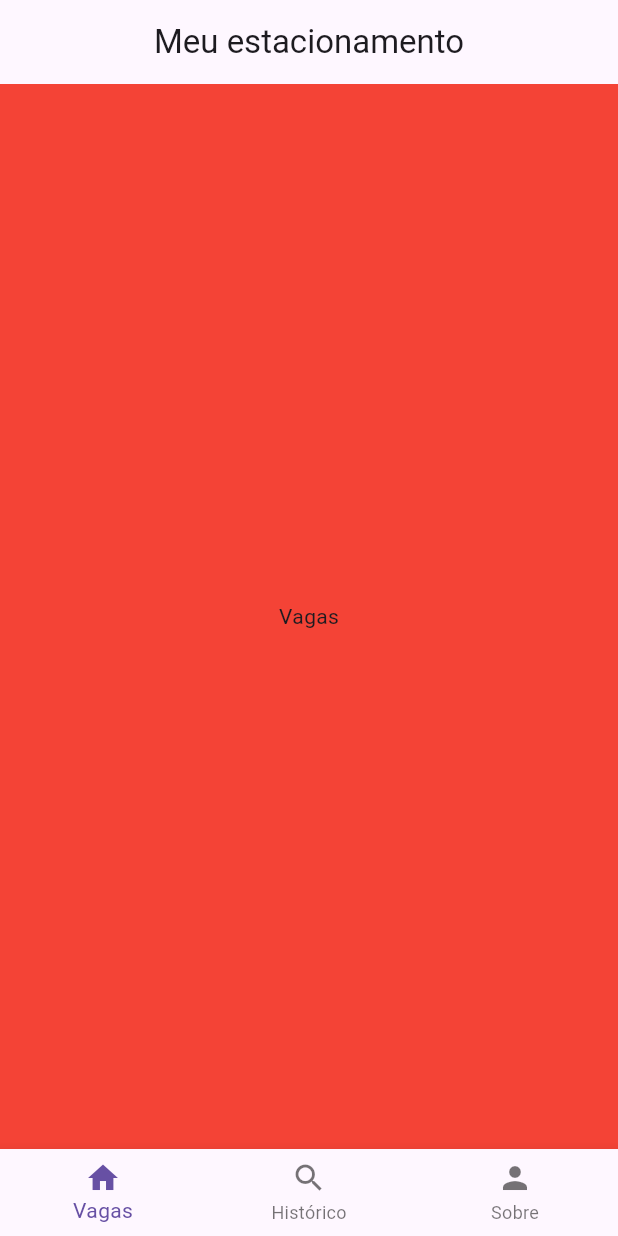
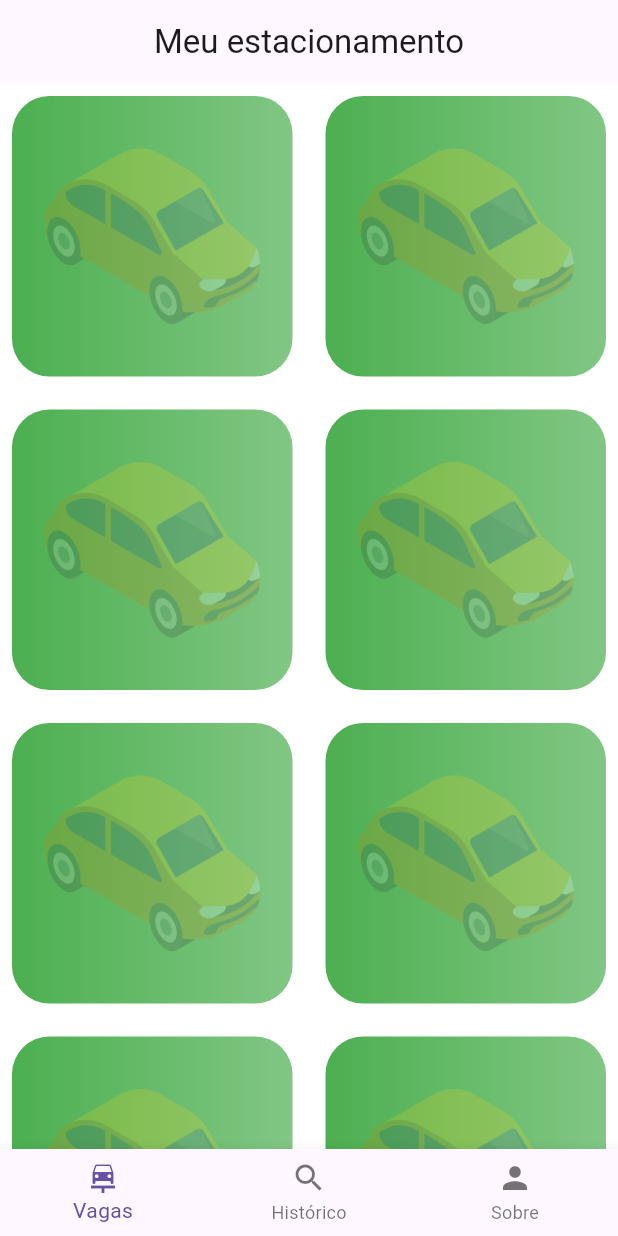
Before and after one commit to DenersonHenrique/parking_check, a Flutter app: the screen it shows after launch, on a phone screen of 412 x 824 dp. Run offline on Flutter 3.47's test engine with Material 3 defaults, Android fonts, the phone set to English and light mode, and no system bars; our stand-ins replace flutter_modular.

Commit message:
[development] Created GridView and CarSpaceWidget.

```diff
--- a/lib/modules/home/presentation/home_page.dart
+++ b/lib/modules/home/presentation/home_page.dart
@@ -1,6 +1,9 @@
 import 'package:flutter/material.dart';
 
 import '../../../shared/widgets/bottom_navibar_widget.dart';
+import 'views/about/about_view.dart';
+import 'views/car_spaces/car_spaces_view.dart';
+import 'views/historic/historic_view.dart';
 
 class HomePage extends StatefulWidget {
   const HomePage({super.key});
@@ -14,30 +17,15 @@ class HomePageState extends State<HomePage> {
   final PageController _pageController = PageController(initialPage: 0);
 
   final _buildView = <Widget>[
-    Container(
-      color: Colors.red,
-      child: const Center(
-        child: Text('Vagas'),
-      ),
-    ),
-    Container(
-      color: Colors.green,
-      child: const Center(
-        child: Text('Histórico'),
-      ),
-    ),
-    Container(
-      color: Colors.blue,
-      child: const Center(
-        child: Text('Sobre'),
-      ),
-    ),
+    const CarSpacesView(),
+    const HistoricView(),
+    const AboutView(),
   ];
 
   int _currentView(int index) {
     setState(() => _currentIndex = index);
     _pageController.animateToPage(
-      index,
+      _currentIndex,
       duration: const Duration(milliseconds: 300),
       curve: Curves.ease,
     );
--- /dev/null
+++ b/lib/modules/home/presentation/views/about/about_view.dart
@@ -0,0 +1,15 @@
+import 'package:flutter/material.dart';
+
+class AboutView extends StatelessWidget {
+  const AboutView({super.key});
+
+  @override
+  Widget build(BuildContext context) {
+    return Container(
+      color: Colors.blue,
+      child: const Center(
+        child: Text('Sobre'),
+      ),
+    );
+  }
+}
--- /dev/null
+++ b/lib/modules/home/presentation/views/car_spaces/car_spaces_view.dart
@@ -0,0 +1,33 @@
+import 'package:flutter/material.dart';
+
+import '../../widgets/car_spaces_grid_view_dart.dart';
+
+class CarSpacesView extends StatelessWidget {
+  const CarSpacesView({super.key});
+
+  @override
+  Widget build(BuildContext context) {
+    return Container(
+      color: Colors.white,
+      child: const CarSpacesGridWidget(
+        spacesList: [
+          'Vaga1',
+          'Vaga2',
+          'Vaga3',
+          'Vaga4',
+          'Vaga4',
+          'Vaga4',
+          'Vaga4',
+          'Vaga4',
+          'Vaga4',
+          'Vaga4',
+          'Vaga4',
+          'Vaga4',
+          'Vaga4',
+          'Vaga4',
+          'Vaga4',
+        ],
+      ),
+    );
+  }
+}
--- /dev/null
+++ b/lib/modules/home/presentation/views/historic/historic_view.dart
@@ -0,0 +1,15 @@
+import 'package:flutter/material.dart';
+
+class HistoricView extends StatelessWidget {
+  const HistoricView({super.key});
+
+  @override
+  Widget build(BuildContext context) {
+    return Container(
+      color: Colors.green,
+      child: const Center(
+        child: Text('Histórico'),
+      ),
+    );
+  }
+}
--- /dev/null
+++ b/lib/modules/home/presentation/widgets/car_space_item_widget.dart
@@ -0,0 +1,163 @@
+import 'package:flutter/material.dart';
+
+
+class CarSpaceItemWidget extends StatelessWidget {
+  final String space;
+
+  const CarSpaceItemWidget({
+    super.key,
+    required this.space,
+  });
+
+  @override
+  Widget build(BuildContext context) {
+    return Container(
+      decoration: BoxDecoration(
+        gradient: LinearGradient(
+          colors: [
+            getColorType(type: 'Grass')!,
+            getColorType(type: 'Grass')!.withOpacity(0.7),
+          ],
+        ),
+        borderRadius: const BorderRadius.all(
+          Radius.circular(25.0),
+        ),
+      ),
+      child: Stack(
+        children: <Widget>[
+          Align(
+            alignment: Alignment.center,
+            child: Opacity(
+              opacity: 0.2,
+              child: Image.asset(
+                'assets/images/car.png',
+                height: MediaQuery.of(context).size.width * 0.35,
+                width: MediaQuery.of(context).size.width * 0.35,
+              ),
+            ),
+          ),
+          // Column(
+          //   crossAxisAlignment: CrossAxisAlignment.start,
+          //   children: <Widget>[
+          //     Padding(
+          //       padding: const EdgeInsets.only(left: 6.0, top: 10),
+          //       child: Text(
+          //         space,
+          //         style: const TextStyle(
+          //           fontSize: 20.0,
+          //           fontFamily: 'Google',
+          //           color: Colors.white,
+          //           fontWeight: FontWeight.bold,
+          //         ),
+          //       ),
+          //     ),
+          //     Padding(
+          //       padding: const EdgeInsets.symmetric(
+          //         horizontal: 5.0,
+          //         vertical: 5.0,
+          //       ),
+          //       child: PokeItemTypeWidget(
+          //         types: pokemon.type,
+          //       ),
+          //     ),
+          //   ],
+          // ),
+          // Align(
+          //   alignment: Alignment.bottomRight,
+          //   child: Image.network(
+          //     pokemon.img!,
+          //     // 'https://raw.githubusercontent.com/fanzeyi/pokemon.json/master/images/${pokemon.number}.png',
+          //     loadingBuilder: (
+          //       BuildContext context,
+          //       Widget child,
+          //       ImageChunkEvent? loadingProgress,
+          //     ) {
+          //       if (loadingProgress == null) {
+          //         return child;
+          //       }
+          //       return Center(
+          //         child: CircularProgressIndicator(
+          //           value: loadingProgress.expectedTotalBytes != null
+          //               ? loadingProgress.cumulativeBytesLoaded /
+          //                   loadingProgress.expectedTotalBytes!
+          //               : null,
+          //         ),
+          //       );
+          //     },
+          //     errorBuilder: (
+          //       BuildContext context,
+          //       Object exception,
+          //       StackTrace? stackTrace,
+          //     ) {
+          //       return const Text('Imagem não encontrada!');
+          //     },
+          //   ),
+          // ),
+        ],
+      ),
+    );
+  }
+
+  static Color? getColorType({
+    required String type,
+  }) {
+    switch (type) {
+      case 'Normal':
+        return Colors.brown[400];
+
+      case 'Fire':
+        return Colors.red;
+
+      case 'Water':
+        return Colors.blue;
+
+      case 'Grass':
+        return Colors.green;
+
+      case 'Electric':
+        return Colors.amber;
+
+      case 'Ice':
+        return Colors.cyanAccent[400];
+
+      case 'Fighting':
+        return Colors.orange;
+
+      case 'Poison':
+        return Colors.purple;
+
+      case 'Ground':
+        return Colors.orange[300];
+
+      case 'Flying':
+        return Colors.indigo[200];
+
+      case 'Psychic':
+        return Colors.pink;
+
+      case 'Bug':
+        return Colors.lightGreen[500];
+
+      case 'Rock':
+        return Colors.grey;
+
+      case 'Ghost':
+        return Colors.indigo[400];
+
+      case 'Dark':
+        return Colors.brown;
+
+      case 'Dragon':
+        return Colors.indigo[800];
+
+      case 'Steel':
+        return Colors.blueGrey;
+
+      case 'Fairy':
+        return Colors.pinkAccent[100];
+
+      default:
+        return Colors.grey;
+    }
+  }
+}
--- /dev/null
+++ b/lib/modules/home/presentation/widgets/car_spaces_grid_view_dart.dart
@@ -0,0 +1,34 @@
+import 'package:flutter/material.dart';
+
+import 'car_space_item_widget.dart';
+
+class CarSpacesGridWidget extends StatelessWidget {
+  final List<String> spacesList;
+
+  const CarSpacesGridWidget({
+    super.key,
+    required this.spacesList,
+  });
+
+  @override
+  Widget build(BuildContext context) {
+    return GridView.builder(
+      key: const Key('pokemon_grid'),
+      gridDelegate: const SliverGridDelegateWithFixedCrossAxisCount(
+        crossAxisCount: 2, // Number of columns in the grid
+        crossAxisSpacing: 6.0, // Spacing between columns
+        mainAxisSpacing: 6.0, // Spacing between rows
+      ),
+      itemCount: spacesList.length,
+      itemBuilder: (context, index) {
+        final space = spacesList[index];
+        return Padding(
+          padding: const EdgeInsets.all(8.0),
+          child: CarSpaceItemWidget(
+            space: space,
+          ),
+        );
+      },
+    );
+  }
+}
--- a/lib/shared/widgets/bottom_navibar_widget.dart
+++ b/lib/shared/widgets/bottom_navibar_widget.dart
@@ -17,7 +17,7 @@ class BottomNavibarWidget extends StatelessWidget {
       onTap: onTabTapped,
       items: const [
         BottomNavigationBarItem(
-          icon: Icon(Icons.home),
+          icon: Icon(Icons.car_repair),
           label: 'Vagas',
         ),
         BottomNavigationBarItem(
--- a/pubspec.yaml
+++ b/pubspec.yaml
@@ -18,3 +18,6 @@ dev_dependencies:
 
 flutter:
   uses-material-design: true
+
+  assets:
+    - assets/images/car.png
```
Also changed, not shown: assets/images/car.png (added), 1 other file.
